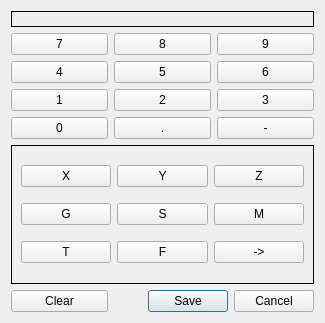
Above: flexgui/src/gcode.ui from jethornton/flexgui before the change. Below: the same form after it.
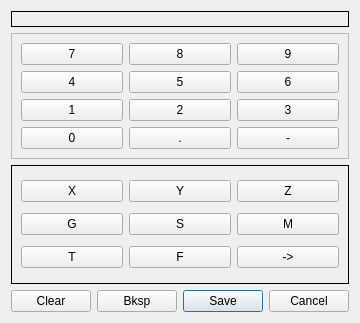
That is the form after the change.

Commit message: add back space button

What changed in the file:
```diff
--- a/flexgui/src/gcode.ui
+++ b/flexgui/src/gcode.ui
@@ -14,73 +14,7 @@
    <string>G code Input</string>
   </property>
   <layout class="QGridLayout" name="gridLayout">
-   <item row="4" column="0">
-    <widget class="QPushButton" name="char_7">
-     <property name="text">
-      <string>7</string>
-     </property>
-    </widget>
-   </item>
-   <item row="6" column="0">
-    <widget class="QPushButton" name="char_1">
-     <property name="text">
-      <string>1</string>
-     </property>
-    </widget>
-   </item>
-   <item row="0" column="0" colspan="3">
-    <widget class="QLabel" name="gcode_lb">
-     <property name="frameShape">
-      <enum>QFrame::Box</enum>
-     </property>
-     <property name="text">
-      <string/>
-     </property>
-    </widget>
-   </item>
-   <item row="6" column="2">
-    <widget class="QPushButton" name="char_3">
-     <property name="text">
-      <string>3</string>
-     </property>
-    </widget>
-   </item>
-   <item row="7" column="0">
-    <widget class="QPushButton" name="char_0">
-     <property name="text">
-      <string>0</string>
-     </property>
-    </widget>
-   </item>
-   <item row="7" column="1">
-    <widget class="QPushButton" name="dot_pb">
-     <property name="text">
-      <string>.</string>
-     </property>
-    </widget>
-   </item>
-   <item row="7" column="2">
-    <widget class="QPushButton" name="dash_pb">
-     <property name="text">
-      <string>-</string>
-     </property>
-    </widget>
-   </item>
-   <item row="6" column="1">
-    <widget class="QPushButton" name="char_2">
-     <property name="text">
-      <string>2</string>
-     </property>
-    </widget>
-   </item>
-   <item row="5" column="0">
-    <widget class="QPushButton" name="char_4">
-     <property name="text">
-      <string>4</string>
-     </property>
-    </widget>
-   </item>
-   <item row="9" column="0" colspan="3">
+   <item row="9" column="0" colspan="4">
     <widget class="QStackedWidget" name="letters_sw">
      <property name="frameShape">
       <enum>QFrame::Box</enum>
@@ -270,42 +204,7 @@
      </widget>
     </widget>
    </item>
-   <item row="5" column="2">
-    <widget class="QPushButton" name="char_6">
-     <property name="text">
-      <string>6</string>
-     </property>
-    </widget>
-   </item>
-   <item row="5" column="1">
-    <widget class="QPushButton" name="char_5">
-     <property name="text">
-      <string>5</string>
-     </property>
-    </widget>
-   </item>
-   <item row="4" column="1">
-    <widget class="QPushButton" name="char_8">
-     <property name="text">
-      <string>8</string>
-     </property>
-    </widget>
-   </item>
-   <item row="4" column="2">
-    <widget class="QPushButton" name="char_9">
-     <property name="text">
-      <string>9</string>
-     </property>
-    </widget>
-   </item>
-   <item row="10" column="0">
-    <widget class="QPushButton" name="clear_pb">
-     <property name="text">
-      <string>Clear</string>
-     </property>
-    </widget>
-   </item>
-   <item row="10" column="1" colspan="2">
+   <item row="10" column="2" colspan="2">
     <widget class="QDialogButtonBox" name="buttonBox">
      <property name="sizePolicy">
       <sizepolicy hsizetype="Expanding" vsizetype="Fixed">
@@ -318,6 +217,126 @@
      </property>
     </widget>
    </item>
+   <item row="10" column="0">
+    <widget class="QPushButton" name="clear_pb">
+     <property name="text">
+      <string>Clear</string>
+     </property>
+    </widget>
+   </item>
+   <item row="0" column="0" colspan="4">
+    <widget class="QLabel" name="gcode_lb">
+     <property name="frameShape">
+      <enum>QFrame::Box</enum>
+     </property>
+     <property name="text">
+      <string/>
+     </property>
+    </widget>
+   </item>
+   <item row="10" column="1">
+    <widget class="QPushButton" name="backspace_pb">
+     <property name="text">
+      <string>Bksp</string>
+     </property>
+    </widget>
+   </item>
+   <item row="4" column="0" rowspan="2" colspan="4">
+    <widget class="QFrame" name="frame">
+     <property name="frameShape">
+      <enum>QFrame::StyledPanel</enum>
+     </property>
+     <property name="frameShadow">
+      <enum>QFrame::Raised</enum>
+     </property>
+     <layout class="QGridLayout" name="gridLayout_5">
+      <item row="0" column="0">
+       <widget class="QPushButton" name="char_7">
+        <property name="text">
+         <string>7</string>
+        </property>
+       </widget>
+      </item>
+      <item row="0" column="1">
+       <widget class="QPushButton" name="char_8">
+        <property name="text">
+         <string>8</string>
+        </property>
+       </widget>
+      </item>
+      <item row="1" column="1">
+       <widget class="QPushButton" name="char_5">
+        <property name="text">
+         <string>5</string>
+        </property>
+       </widget>
+      </item>
+      <item row="3" column="0">
+       <widget class="QPushButton" name="char_0">
+        <property name="text">
+         <string>0</string>
+        </property>
+       </widget>
+      </item>
+      <item row="1" column="0">
+       <widget class="QPushButton" name="char_4">
+        <property name="text">
+         <string>4</string>
+        </property>
+       </widget>
+      </item>
+      <item row="2" column="0">
+       <widget class="QPushButton" name="char_1">
+        <property name="text">
+         <string>1</string>
+        </property>
+       </widget>
+      </item>
+      <item row="2" column="1">
+       <widget class="QPushButton" name="char_2">
+        <property name="text">
+         <string>2</string>
+        </property>
+       </widget>
+      </item>
+      <item row="3" column="1">
+       <widget class="QPushButton" name="dot_pb">
+        <property name="text">
+         <string>.</string>
+        </property>
+       </widget>
+      </item>
+      <item row="0" column="2">
+       <widget class="QPushButton" name="char_9">
+        <property name="text">
+         <string>9</string>
+        </property>
+       </widget>
+      </item>
+      <item row="1" column="2">
+       <widget class="QPushButton" name="char_6">
+        <property name="text">
+         <string>6</string>
+        </property>
+       </widget>
+      </item>
+      <item row="2" column="2">
+       <widget class="QPushButton" name="char_3">
+        <property name="text">
+         <string>3</string>
+        </property>
+       </widget>
+      </item>
+      <item row="3" column="2">
+       <widget class="QPushButton" name="dash_pb">
+        <property name="text">
+         <string>-</string>
+        </property>
+       </widget>
+      </item>
+     </layout>
+    </widget>
+   </item>
   </layout>
  </widget>
  <resources/>
```
The commit also changes 1 other file.
